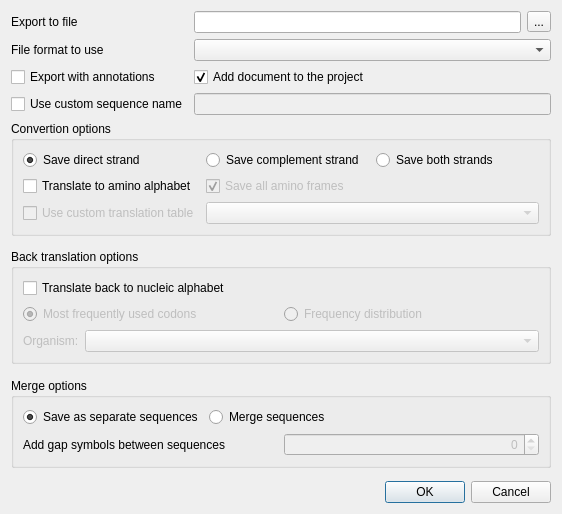
Qt form src/plugins/dna_export/src/ExportSequencesDialog.ui (violethaze74/ugene) before a commit.
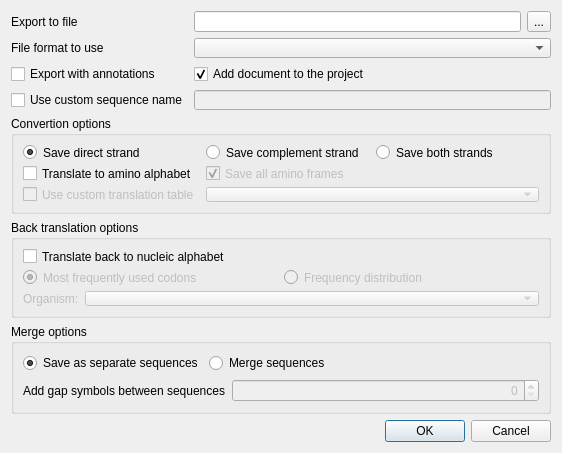
The same form after that commit.

Commit message: Dialog appearance updated.

Diff of the .ui file:
```diff
--- a/src/plugins/dna_export/src/ExportSequencesDialog.ui
+++ b/src/plugins/dna_export/src/ExportSequencesDialog.ui
@@ -7,7 +7,7 @@
     <x>0</x>
     <y>0</y>
     <width>562</width>
-    <height>514</height>
+    <height>453</height>
    </rect>
   </property>
   <property name="sizePolicy">
@@ -69,7 +69,14 @@
       </widget>
      </item>
      <item row="1" column="1" colspan="2">
-      <widget class="QComboBox" name="formatCombo"/>
+      <widget class="QComboBox" name="formatCombo">
+       <property name="sizePolicy">
+        <sizepolicy hsizetype="Expanding" vsizetype="Fixed">
+         <horstretch>0</horstretch>
+         <verstretch>0</verstretch>
+        </sizepolicy>
+       </property>
+      </widget>
      </item>
      <item row="4" column="0">
       <widget class="QCheckBox" name="customSeqNameBox">
@@ -152,6 +159,12 @@
         <property name="enabled">
          <bool>false</bool>
         </property>
+        <property name="sizePolicy">
+         <sizepolicy hsizetype="Expanding" vsizetype="Fixed">
+          <horstretch>0</horstretch>
+          <verstretch>0</verstretch>
+         </sizepolicy>
+        </property>
        </widget>
       </item>
       <item row="3" column="0">
@@ -167,19 +180,6 @@
      </layout>
     </widget>
    </item>
-   <item>
-    <spacer name="verticalSpacer_2">
-     <property name="orientation">
-      <enum>Qt::Vertical</enum>
-     </property>
-     <property name="sizeHint" stdset="0">
-      <size>
-       <width>20</width>
-       <height>40</height>
-      </size>
-     </property>
-    </spacer>
-   </item>
    <item>
     <widget class="QGroupBox" name="backTranslationBox">
      <property name="title">
@@ -237,6 +237,12 @@
           <property name="enabled">
            <bool>false</bool>
           </property>
+          <property name="sizePolicy">
+           <sizepolicy hsizetype="Expanding" vsizetype="Fixed">
+            <horstretch>0</horstretch>
+            <verstretch>0</verstretch>
+           </sizepolicy>
+          </property>
           <property name="frame">
            <bool>true</bool>
           </property>
@@ -247,25 +253,12 @@
      </layout>
     </widget>
    </item>
-   <item>
-    <spacer name="verticalSpacer">
-     <property name="orientation">
-      <enum>Qt::Vertical</enum>
-     </property>
-     <property name="sizeHint" stdset="0">
-      <size>
-       <width>20</width>
-       <height>40</height>
-      </size>
-     </property>
-    </spacer>
-   </item>
    <item>
     <widget class="QGroupBox" name="saveModeBox">
      <property name="title">
       <string>Merge options</string>
      </property>
-     <layout class="QGridLayout" name="gridLayout" rowstretch="0,0,0" columnstretch="0,1">
+     <layout class="QGridLayout" name="gridLayout" rowstretch="0,0" columnstretch="0,1">
       <item row="0" column="1">
        <widget class="QRadioButton" name="mergeButton">
         <property name="text">
@@ -297,6 +290,12 @@
           <property name="enabled">
            <bool>false</bool>
           </property>
+          <property name="sizePolicy">
+           <sizepolicy hsizetype="Expanding" vsizetype="Fixed">
+            <horstretch>0</horstretch>
+            <verstretch>0</verstretch>
+           </sizepolicy>
+          </property>
           <property name="alignment">
            <set>Qt::AlignRight|Qt::AlignTrailing|Qt::AlignVCenter</set>
           </property>
@@ -311,7 +310,7 @@
     </widget>
    </item>
    <item>
-    <spacer name="verticalSpacer_3">
+    <spacer name="verticalSpacer">
      <property name="orientation">
       <enum>Qt::Vertical</enum>
      </property>
```
